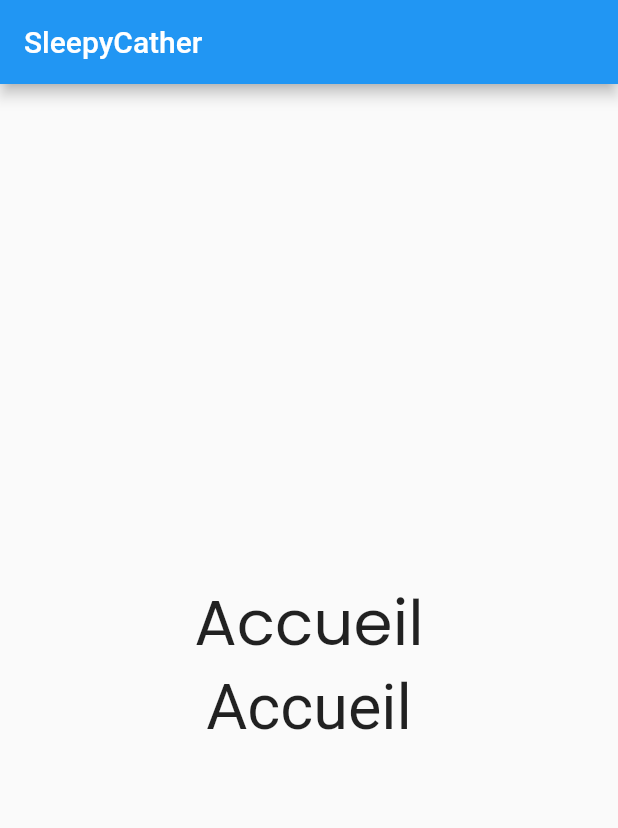
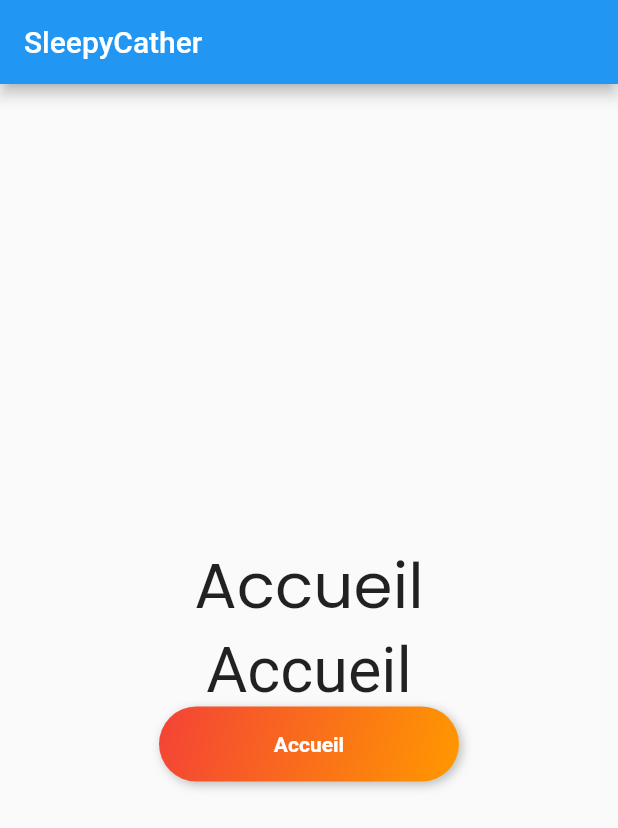
Before and after one commit to Sleepycatcher/sleepycatcher_app, a Flutter app: the screen it shows after launch, on a phone screen of 412 x 824 dp. Shown: the top 828 px of the screen. Run offline on Flutter 3.47's test engine with Material 2 defaults, Android fonts, the light colour scheme and no system bars; our stand-ins replace google_fonts.

Commit message:
Update Button

```diff
--- a/lib/main.dart
+++ b/lib/main.dart
@@ -1,5 +1,6 @@
 import 'package:flutter/material.dart';
 import 'package:google_fonts/google_fonts.dart';
+import 'widget/button/button1.dart';
 void main() {
   runApp(const MyApp());
 }
@@ -10,7 +11,32 @@ class MyApp extends StatelessWidget {
   @override
   Widget build(BuildContext context) {
     return MaterialApp(
-      home: Scaffold(
+      home: Homepage(),
+      );
+
+  }
+}
+class secondPage extends StatelessWidget {
+  const secondPage({Key? key}) : super(key: key);
+
+  @override
+  Widget build(BuildContext context) {
+    return Scaffold(
+        appBar: AppBar(
+          title: Text("page2")
+        )
+    );
+  }
+}
+
+class Homepage extends StatelessWidget {
+  const Homepage({
+    super.key,
+  });
+
+  @override
+  Widget build(BuildContext context) {
+    return Scaffold(
       appBar: AppBar(
         title: const Text("SleepyCather"),
       ),
@@ -30,13 +56,12 @@ class MyApp extends StatelessWidget {
               style: TextStyle(
                 fontSize: 42,
               )
-              ),
+            ),GradientButton(text: 'Accueil')
+
           ],
         )
       )
 
-        ),
       );
-
   }
 }
--- a/lib/widget/button/button1.dart
+++ b/lib/widget/button/button1.dart
@@ -0,0 +1,41 @@
+import 'package:flutter/material.dart';
+
+class GradientButton extends StatelessWidget {
+  final String text;
+
+  GradientButton({
+    required this.text,
+  });
+
+  @override
+  Widget build(BuildContext context) {
+    return Container(
+      height: 50.0,
+      width: 200.0,
+      decoration: BoxDecoration(
+        gradient: LinearGradient(
+            colors: [Colors.red, Colors.orange],
+            begin: Alignment.topLeft,
+            end: Alignment.bottomRight
+        ),
+        borderRadius: BorderRadius.circular(30.0),
+        boxShadow: [
+          BoxShadow(
+            color: Colors.black26,
+            offset: Offset(2.0, 2.0),
+            blurRadius: 5.0,
+          ),
+        ],
+      ),
+      child: Center(
+        child: Text(
+          text,
+          style: TextStyle(
+            color: Colors.white,
+            fontWeight: FontWeight.bold,
+          ),
+        ),
+      ),
+    );
+  }
+}
```
Lines whose indentation alone changed are shown as unchanged.
